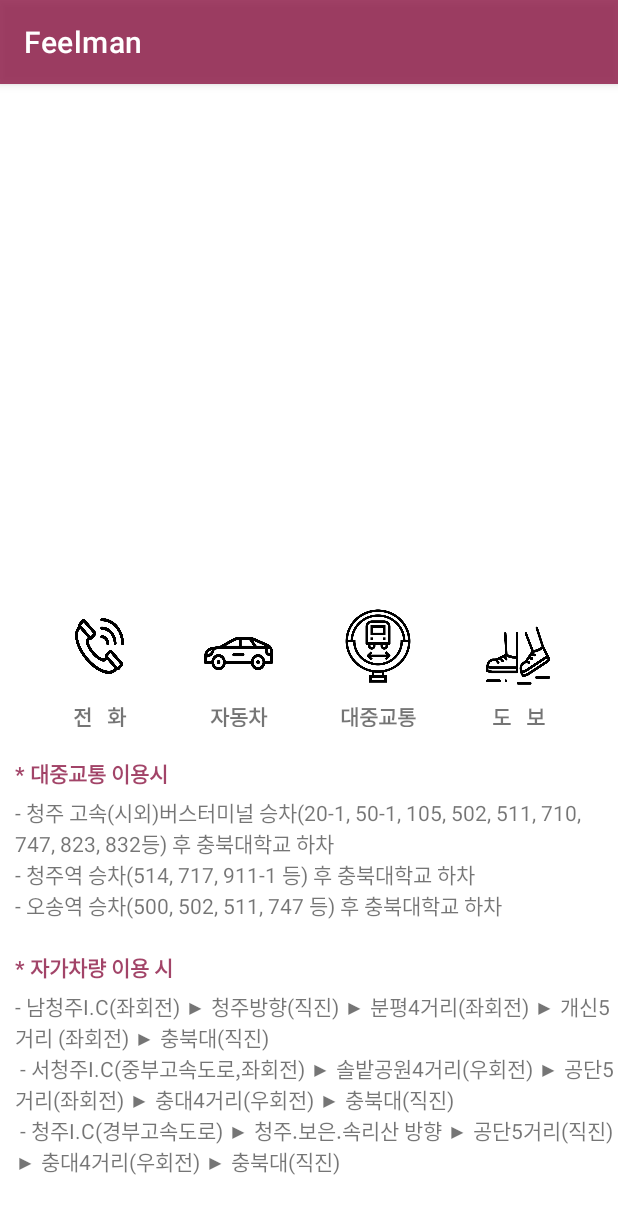
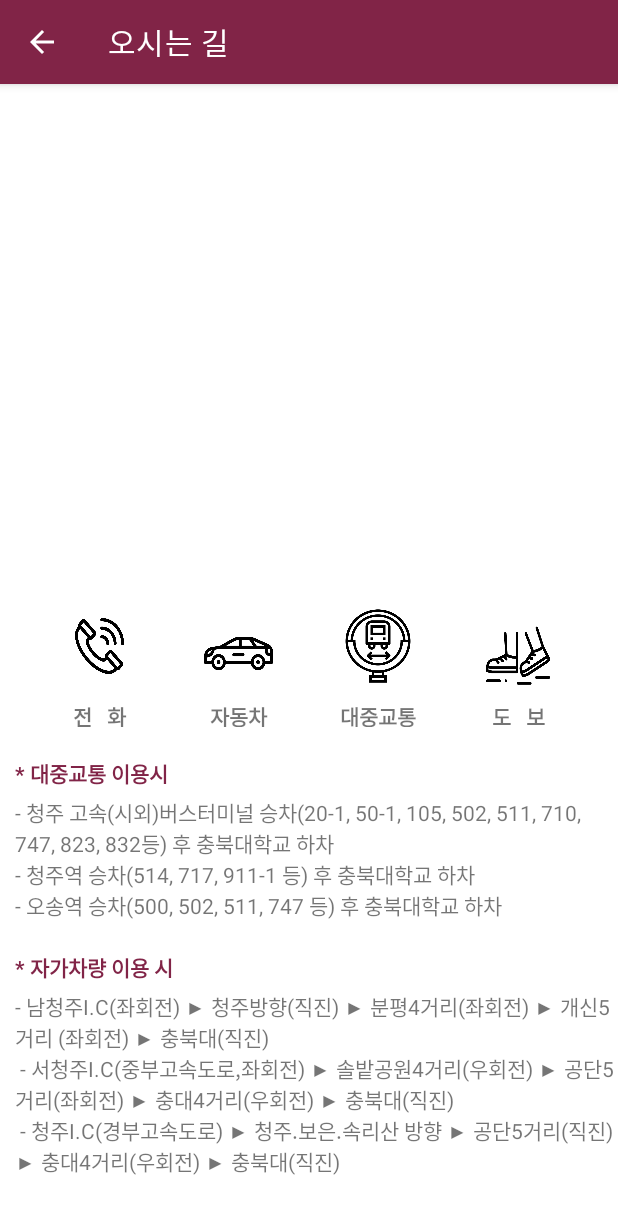
Before and after one commit to Feelloooo/Feelman, an Android app: the screen it shows after launch (Activity_route), after a tap on "오시는길", on a phone screen of 412 x 824 dp. Shown: the top 1214 px of the screen. Run offline under Robolectric (Android 15) with nearby library versions, the phone set to English and light mode, and no system bars; libraries missing offline, so code that uses them is left out: net.daum.android, net.daum.mf; 11 statements that could not run were skipped.

Commit message:
21.06.25 오시는 길 최종

```diff
--- a/app/src/main/AndroidManifest.xml
+++ b/app/src/main/AndroidManifest.xml
@@ -13,7 +13,8 @@
         android:roundIcon="@mipmap/ic_launcher_round"
         android:supportsRtl="true"
         android:theme="@style/Theme.Feelman">
-        <activity android:name=".Activity_route"></activity>
+        <activity android:name=".Activity_route"
+            android:parentActivityName=".MainActivity"/>
         <activity android:name=".MainActivity">
             <intent-filter>
                 <action android:name="android.intent.action.MAIN" />
--- a/app/src/main/java/com/example/feelman/Activity_route.java
+++ b/app/src/main/java/com/example/feelman/Activity_route.java
@@ -1,11 +1,14 @@
 package com.example.feelman;
 
+import androidx.appcompat.app.ActionBar;
 import androidx.appcompat.app.AppCompatActivity;
 
 import android.content.Intent;
 import android.net.Uri;
 import android.os.Bundle;
+import android.view.View;
 import android.view.ViewGroup;
+import android.widget.Button;
 
 import net.daum.android.map.MapViewEventListener;
 import net.daum.mf.map.api.*;
@@ -16,6 +19,9 @@ public class Activity_route extends AppCompatActivity implements MapView.POIItem
     protected void onCreate(Bundle savedInstanceState) {
         super.onCreate(savedInstanceState);
         setContentView(R.layout.activity_route);
+
+        ActionBar actionBar = getSupportActionBar();
+        actionBar.setTitle("오시는 길");
 
         MapView mapView = new MapView(this);
 
@@ -31,6 +37,47 @@ public class Activity_route extends AppCompatActivity implements MapView.POIItem
         mapView.addPOIItem(marker);
         mapView.setMapCenterPointAndZoomLevel(MapPoint.mapPointWithGeoCoord(36.62775104579331, 127.45535206324857),3,true);
         mapView.setPOIItemEventListener(this);
+
+        Button button1 = findViewById(R.id.direction_phone); //전화로 연결
+        button1.setOnClickListener(new View.OnClickListener() {
+            @Override
+            public void onClick(View view) {
+                Intent intent = new Intent(Intent.ACTION_VIEW, Uri.parse("tel:" + "043-261-2902"));
+                startActivity(intent);
+//                Intent intent = new Intent(getApplicationContext(), Activity_route.class);
+//                startActivity(intent);
+            }
+        });
+
+        Button button2 = findViewById(R.id.direction_car); //자동차로 연결
+        button2.setOnClickListener(new View.OnClickListener() {
+            @Override
+            public void onClick(View view) {
+                String url = "kakaomap://route?sp= &ep=36.62775104579331, 127.45535206324857"+ "&by=CAR";
+                Intent intent = new Intent(Intent.ACTION_VIEW, Uri.parse(url));
+                startActivity(intent);
+            }
+        });
+
+        Button button3 = findViewById(R.id.direction_bus); //대중교통으로 연결
+        button3.setOnClickListener(new View.OnClickListener() {
+            @Override
+            public void onClick(View view) {
+                String url = "kakaomap://route?sp= &ep=36.62775104579331, 127.45535206324857"+ "&by=PUBLICTRANSIT";
+                Intent intent = new Intent(Intent.ACTION_VIEW, Uri.parse(url));
+                startActivity(intent);
+            }
+        });
+
+        Button button4 = findViewById(R.id.direction_walk); //도보로 연결
+        button4.setOnClickListener(new View.OnClickListener() {
+            @Override
+            public void onClick(View view) {
+                String url = "kakaomap://route?sp= &ep=36.62775104579331, 127.45535206324857"+ "&by=FOOT";
+                Intent intent = new Intent(Intent.ACTION_VIEW, Uri.parse(url));
+                startActivity(intent);
+            }
+        });
     }
 
     @Override
--- a/app/src/main/java/com/example/feelman/MainActivity.java
+++ b/app/src/main/java/com/example/feelman/MainActivity.java
@@ -25,6 +25,12 @@ public class MainActivity extends AppCompatActivity {
     protected void onCreate(Bundle savedInstanceState) {
         super.onCreate(savedInstanceState);
         setContentView(R.layout.activity_main);
+
+        //액션바에 충북대학교 로고 추가
+        getSupportActionBar().setIcon(R.drawable.actionbar_logo);
+        getSupportActionBar().setDisplayUseLogoEnabled(true);
+        getSupportActionBar().setDisplayShowHomeEnabled(true);
+
         //getHashKey();
         int images[] = {
                 R.drawable.main_img1,
--- a/app/src/main/res/layout/activity_route.xml
+++ b/app/src/main/res/layout/activity_route.xml
@@ -33,12 +33,12 @@
                 android:layout_height="0dp"
                 android:layout_weight="4" >
                 <Button
+                    android:id="@+id/direction_phone"
                     android:layout_width="match_parent"
                     android:layout_height="match_parent"
                     android:background="@drawable/icon_phone"
                     android:layout_marginHorizontal="30dp"
                     android:layout_marginVertical="17dp"
-
                     app:backgroundTint="@color/black"/>
             </LinearLayout>
             <LinearLayout
@@ -63,6 +63,7 @@
                 android:layout_height="0dp"
                 android:layout_weight="4" >
                 <Button
+                    android:id="@+id/direction_car"
                     android:layout_width="match_parent"
                     android:layout_height="match_parent"
                     android:background="@drawable/icon_car"
@@ -93,6 +94,7 @@
                 android:layout_height="0dp"
                 android:layout_weight="4" >
                 <Button
+                    android:id="@+id/direction_bus"
                     android:layout_width="match_parent"
                     android:layout_height="match_parent"
                     android:background="@drawable/icon_bus"
@@ -122,6 +124,7 @@
                 android:layout_height="0dp"
                 android:layout_weight="4" >
                 <Button
+                    android:id="@+id/direction_walk"
                     android:layout_width="match_parent"
                     android:layout_height="match_parent"
                     android:background="@drawable/icon_walk"
--- a/app/src/main/res/values/colors.xml
+++ b/app/src/main/res/values/colors.xml
@@ -1,8 +1,8 @@
 <?xml version="1.0" encoding="utf-8"?>
 <resources>
     <color name="purple_200">#FFBB86FC</color>
-    <color name="purple_500">#D992234E</color>
-    <color name="purple_700">#D992234E</color>
+    <color name="purple_500">#812447</color>
+    <color name="purple_700">#812447</color>
     <color name="teal_200">#FF03DAC5</color>
     <color name="teal_700">#FF018786</color>
     <color name="black">#FF000000</color>
```
Also changed, not shown: app/src/main/res/drawable/actionbar_logo.jpg (added).
